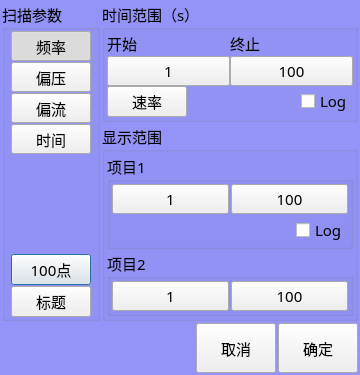
The window that AnalysisMode/frmTraceSetup.ui (caicaiking/WKEFactoryView2014) describes before a commit, drawn with Qt 5.
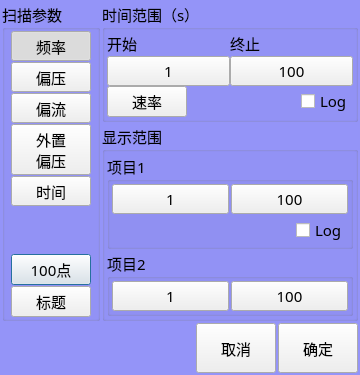
The same window after the commit.

Commit message: 完成外置200V偏压软件测试需求

What changed in the file:
```diff
--- a/AnalysisMode/frmTraceSetup.ui
+++ b/AnalysisMode/frmTraceSetup.ui
@@ -168,6 +168,38 @@
           </property>
          </widget>
         </item>
+        <item>
+         <widget class="QToolButton" name="btnBiasExt">
+          <property name="minimumSize">
+           <size>
+            <width>80</width>
+            <height>40</height>
+           </size>
+          </property>
+          <property name="maximumSize">
+           <size>
+            <width>1414</width>
+            <height>1414</height>
+           </size>
+          </property>
+          <property name="font">
+           <font>
+            <family>楷体</family>
+            <pointsize>11</pointsize>
+           </font>
+          </property>
+          <property name="text">
+           <string>外置
+偏压</string>
+          </property>
+          <property name="checkable">
+           <bool>true</bool>
+          </property>
+          <property name="autoExclusive">
+           <bool>true</bool>
+          </property>
+         </widget>
+        </item>
         <item>
          <widget class="QToolButton" name="btnTime">
           <property name="minimumSize">
```
The commit also changes 23 other files.
